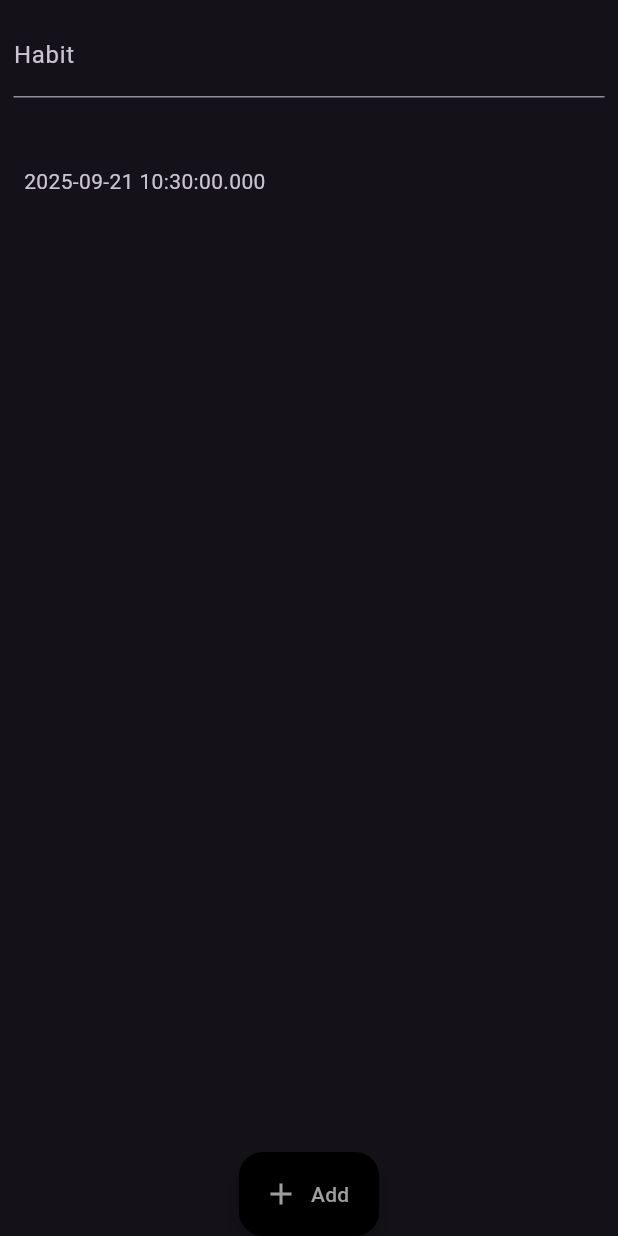
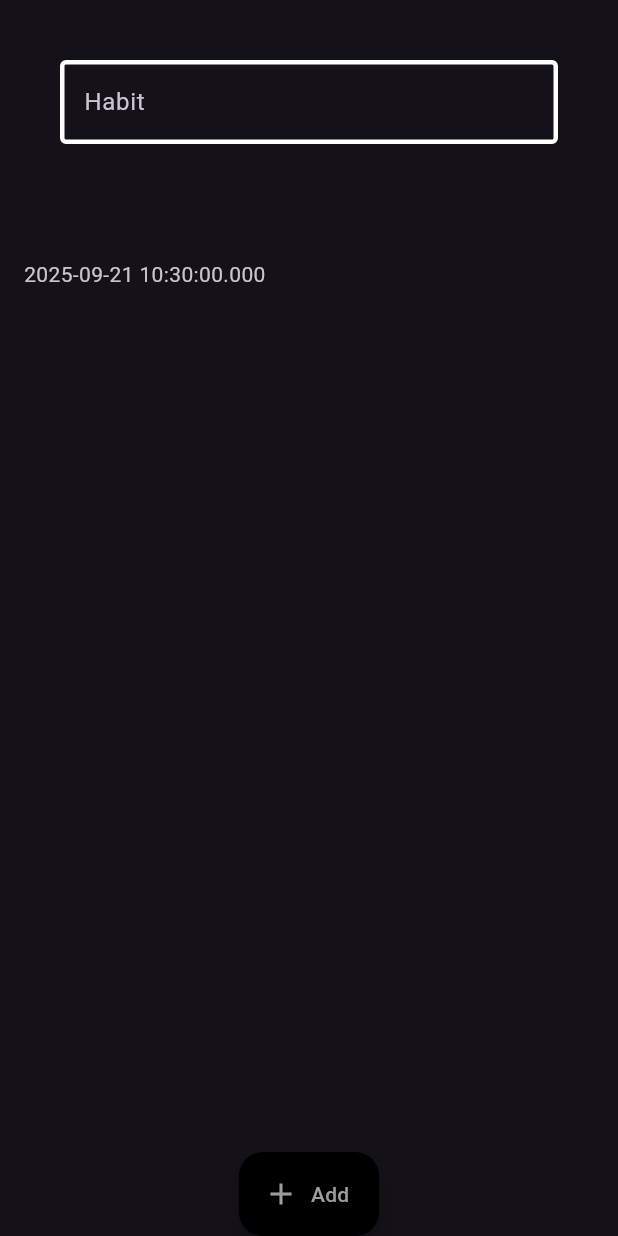
Before and after one commit to GaelCT/Project-1.2---3390, a Flutter app: the screen it shows after launch, after a tap on "Add", on a phone screen of 412 x 824 dp. Run offline on Flutter 3.47's test engine with Material 3 defaults, Android fonts, the phone set to English and light mode, and no system bars.

```diff
--- a/lib/main.dart
+++ b/lib/main.dart
@@ -1,5 +1,5 @@
 import 'package:flutter/material.dart';
-
+import 'package:intl/intl.dart';
 void main() {
   runApp(const MyApp());
 }
@@ -53,7 +53,7 @@ class _HomePageState extends State<HomePage> {
       body: Column(
         children: [
           Padding(
-              padding: EdgeInsets.all(9.0),
+              padding: EdgeInsets.all(40.0),
               child: Row(
                 children: [
                   Expanded(
@@ -61,7 +61,12 @@ class _HomePageState extends State<HomePage> {
                       decoration: InputDecoration(
                         labelText: 'Habit',
                         hintText: 'Enter The Habit Here!',
-                      ),
+                      enabledBorder: OutlineInputBorder(
+                        borderSide: BorderSide(
+                          color: Colors.white,
+                          width: 3,
+                        )
+                      )),
                     ),
                   ),
                 ],
@@ -88,7 +93,9 @@ class _HomePageState extends State<HomePage> {
       floatingActionButtonLocation: FloatingActionButtonLocation.centerDocked,
       floatingActionButton: FloatingActionButton.extended(
         onPressed: () {
-          addHabit(Habit(textController.text, DateTime.now()));
+          final dateFormat = DateFormat('dd-MM-yyyy - HH:mm');
+          final text = textController.text; //making it easier to type out
+          addHabit(Habit(text, DateTime.now()));
           textController.clear();
         },
         label: Text("Add"),
```
Also changed, not shown: pubspec.yaml (+4 -65 lines), pubspec.lock.
